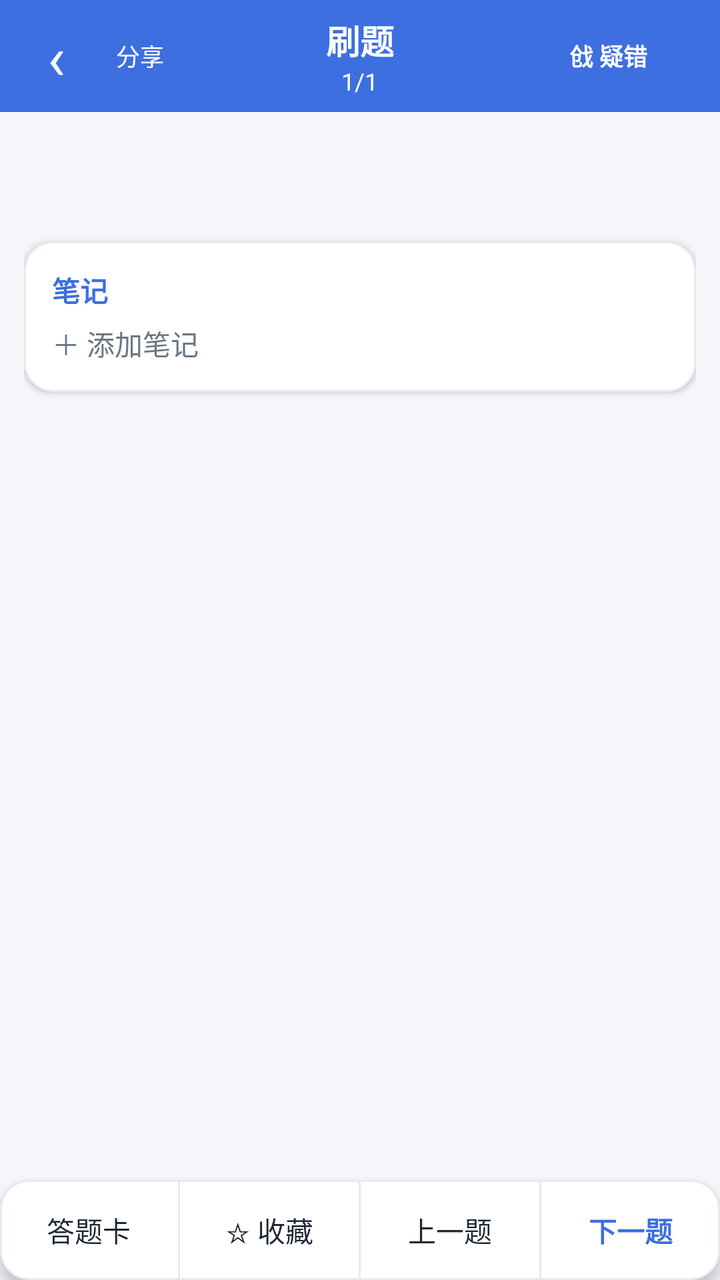
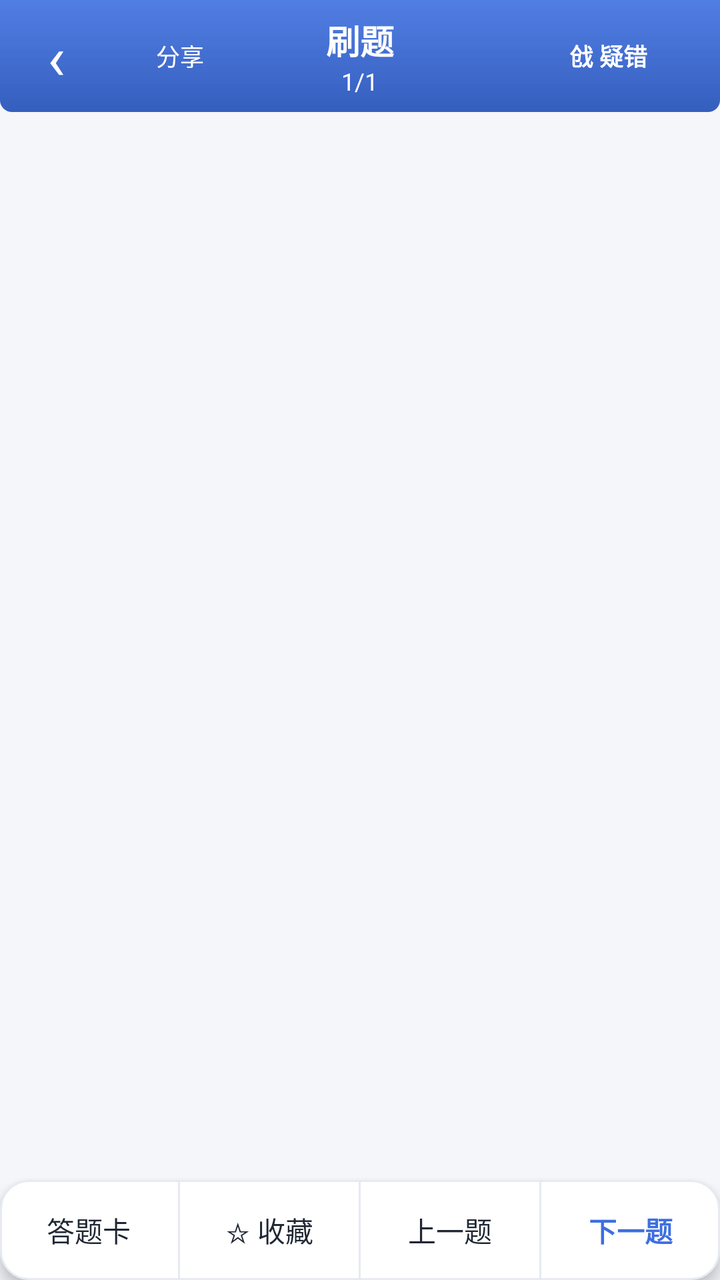

Two renders of the same Android screen: before a commit and after it. Below are the layout's source before the change and the commit's diff.
<!-- AndroidManifest.xml: application theme AppTheme.Light -->
<!-- res/layout/activity_practice.xml -->
<?xml version="1.0" encoding="utf-8"?>
<LinearLayout xmlns:android="http://schemas.android.com/apk/res/android"
    android:layout_width="match_parent"
    android:layout_height="match_parent"
    android:background="?attr/qzBg"
    android:orientation="vertical">

    <FrameLayout
        android:layout_width="match_parent"
        android:layout_height="wrap_content"
        android:background="?attr/qzPrimary">

        <TextView
            android:id="@+id/btnBack"
            android:layout_width="56dp"
            android:layout_height="56dp"
            android:gravity="center"
            android:text="‹"
            android:textColor="?attr/qzOnPrimary"
            android:textSize="30sp" />

        <TextView
            android:id="@+id/btnShare"
            android:layout_width="wrap_content"
            android:layout_height="match_parent"
            android:layout_gravity="start|center_vertical"
            android:layout_marginStart="52dp"
            android:gravity="center"
            android:paddingStart="6dp"
            android:paddingEnd="8dp"
            android:text="@string/ui_23"
            android:textColor="?attr/qzOnPrimary"
            android:textSize="12sp" />

        <LinearLayout
            android:layout_width="wrap_content"
            android:layout_height="56dp"
            android:layout_gravity="center"
            android:gravity="center"
            android:orientation="vertical">

            <TextView
                android:id="@+id/title"
                android:layout_width="wrap_content"
                android:layout_height="wrap_content"
                android:gravity="center"
                android:maxLines="1"
                android:ellipsize="end"
                android:text="@string/ui_29"
                android:textColor="?attr/qzOnPrimary"
                android:textSize="17sp"
                android:textStyle="bold" />

            <TextView
                android:id="@+id/counter"
                android:layout_width="wrap_content"
                android:layout_height="wrap_content"
                android:gravity="center"
                android:text="1/1"
                android:textColor="?attr/qzOnPrimary"
                android:textSize="12sp" />
        </LinearLayout>

        <LinearLayout
            android:layout_width="wrap_content"
            android:layout_height="56dp"
            android:layout_gravity="end"
            android:gravity="center_vertical"
            android:orientation="horizontal"
            android:paddingEnd="8dp">

            <TextView
                android:id="@+id/btnFlag"
                android:layout_width="wrap_content"
                android:layout_height="28dp"
                android:ellipsize="end"
                android:gravity="center"
                android:maxWidth="150dp"
                android:minWidth="96dp"
                android:paddingStart="14dp"
                android:paddingEnd="14dp"
                android:singleLine="true"
                android:text="@string/ui_58"
                android:textColor="?attr/qzOnPrimary"
                android:textSize="12sp"
                android:textStyle="bold" />
        </LinearLayout>
    </FrameLayout>

    <ScrollView
        android:id="@+id/scroll"
        android:layout_width="match_parent"
        android:layout_height="0dp"
        android:layout_weight="1"
        android:fillViewport="true">

        <LinearLayout
            android:layout_width="match_parent"
            android:layout_height="wrap_content"
            android:clipChildren="false"
            android:orientation="vertical"
            android:padding="12dp">

            <LinearLayout
                android:id="@+id/headChips"
                android:layout_width="wrap_content"
                android:layout_height="wrap_content"
                android:layout_marginBottom="10dp"
                android:orientation="horizontal" />

            <TextView
                android:id="@+id/content"
                android:layout_width="match_parent"
                android:layout_height="wrap_content"
                android:lineSpacingExtra="4dp"
                android:text=""
                android:textColor="?attr/qzText"
                android:textIsSelectable="true"
                android:textSize="17sp" />

            <LinearLayout
                android:id="@+id/imgBox"
                android:layout_width="match_parent"
                android:layout_height="wrap_content"
                android:layout_marginTop="10dp"
                android:orientation="vertical"
                android:visibility="gone" />

            <LinearLayout
                android:id="@+id/options"
                android:layout_width="match_parent"
                android:layout_height="wrap_content"
                android:layout_marginTop="10dp"
                android:clipChildren="false"
                android:orientation="vertical" />

            <LinearLayout
                android:id="@+id/fillBox"
                android:layout_width="match_parent"
                android:layout_height="wrap_content"
                android:layout_marginTop="10dp"
                android:background="@drawable/bg_card"
                android:elevation="2dp"
                android:orientation="vertical"
                android:padding="12dp"
                android:visibility="gone">

                <EditText
                    android:id="@+id/fillEt"
                    android:layout_width="match_parent"
                    android:layout_height="wrap_content"
                    android:background="@drawable/bg_input"
                    android:hint="@string/ui_122"
                    android:inputType="text"
                    android:padding="10dp"
                    android:textColor="?attr/qzText"
                    android:textColorHint="?attr/qzTextSub"
                    android:textSize="15sp" />

                <TextView
                    android:id="@+id/btnFillSubmit"
                    android:layout_width="wrap_content"
                    android:layout_height="40dp"
                    android:layout_gravity="end"
                    android:layout_marginTop="8dp"
                    android:background="@drawable/bg_btn_primary"
                    android:gravity="center"
                    android:paddingStart="20dp"
                    android:paddingEnd="20dp"
                    android:text="@string/ui_60"
                    android:textColor="?attr/qzOnPrimary"
                    android:textSize="14sp" />
            </LinearLayout>

            <LinearLayout
                android:id="@+id/shortBox"
                android:layout_width="match_parent"
                android:layout_height="wrap_content"
                android:layout_marginTop="10dp"
                android:background="@drawable/bg_card"
                android:elevation="2dp"
                android:orientation="vertical"
                android:padding="12dp"
                android:visibility="gone">

                <EditText
                    android:id="@+id/shortEt"
                    android:layout_width="match_parent"
                    android:layout_height="wrap_content"
                    android:background="@drawable/bg_input"
                    android:gravity="top"
                    android:hint="@string/ui_121"
                    android:inputType="textMultiLine"
                    android:minLines="3"
                    android:padding="10dp"
                    android:textColor="?attr/qzText"
                    android:textColorHint="?attr/qzTextSub"
                    android:textSize="15sp" />

                <TextView
                    android:id="@+id/btnShortSubmit"
                    android:layout_width="wrap_content"
                    android:layout_height="40dp"
                    android:layout_gravity="end"
                    android:layout_marginTop="8dp"
                    android:background="@drawable/bg_btn_primary"
                    android:gravity="center"
                    android:paddingStart="20dp"
                    android:paddingEnd="20dp"
                    android:text="@string/ui_70"
                    android:textColor="?attr/qzOnPrimary"
                    android:textSize="14sp" />
            </LinearLayout>

            <TextView
                android:id="@+id/btnMultiConfirm"
                android:layout_width="wrap_content"
                android:layout_height="42dp"
                android:layout_gravity="end"
                android:layout_marginTop="10dp"
                android:background="@drawable/bg_btn_primary"
                android:gravity="center"
                android:paddingStart="24dp"
                android:paddingEnd="24dp"
                android:text="@string/ui_92"
                android:textColor="?attr/qzOnPrimary"
                android:textSize="14sp"
                android:visibility="gone" />

            <LinearLayout
                android:id="@+id/resultCard"
                android:layout_width="match_parent"
                android:layout_height="wrap_content"
                android:layout_marginTop="12dp"
                android:orientation="vertical"
                android:padding="14dp"
                android:visibility="gone">

                <TextView android:layout_width="wrap_content" android:layout_height="wrap_content"
                    android:id="@+id/verdict"
                    android:text="@string/ui_37"
                    android:textSize="16sp"
                    android:textStyle="bold" />

                <TextView
                    android:id="@+id/btnReveal"
                    android:layout_width="wrap_content"
                    android:layout_height="32dp"
                    android:layout_gravity="end"
                    android:layout_marginTop="2dp"
                    android:background="@drawable/bg_btn_primary"
                    android:gravity="center"
                    android:paddingStart="16dp"
                    android:paddingEnd="16dp"
                    android:text="@string/ui_66"
                    android:textColor="?attr/qzOnPrimary"
                    android:textSize="13sp"
                    android:textStyle="bold"
                    android:visibility="gone" />

                <TextView android:layout_width="wrap_content" android:layout_height="wrap_content"
                    android:id="@+id/answerTv"
                    android:layout_marginTop="8dp"
                    android:text=""
                    android:textColor="?attr/qzText"
                    android:textSize="14sp" />
            </LinearLayout>

            <LinearLayout
                android:id="@+id/analysisCard"
                android:layout_width="match_parent"
                android:layout_height="wrap_content"
                android:layout_marginTop="10dp"
                android:background="@drawable/bg_card"
                android:elevation="2dp"
                android:orientation="vertical"
                android:padding="14dp"
                android:visibility="gone">

                <TextView android:layout_width="wrap_content" android:layout_height="wrap_content"
                    android:text="@string/ui_115"
                    android:textColor="?attr/qzPrimary"
                    android:textSize="14sp"
                    android:textStyle="bold" />

                <TextView android:layout_width="wrap_content" android:layout_height="wrap_content"
                    android:id="@+id/analysisTv"
                    android:layout_marginTop="6dp"
                    android:text=""
                    android:textColor="?attr/qzTextSub"
                    android:textSize="14sp" />
            </LinearLayout>

            <LinearLayout
                android:id="@+id/noteCard"
                android:layout_width="match_parent"
                android:layout_height="wrap_content"
                android:layout_marginTop="10dp"
                android:background="@drawable/bg_card"
                android:elevation="2dp"
                android:orientation="vertical"
                android:padding="14dp">

                <TextView android:layout_width="wrap_content" android:layout_height="wrap_content"
                    android:text="笔记"
                    android:textColor="?attr/qzPrimary"
                    android:textSize="14sp"
                    android:textStyle="bold" />

                <TextView
                    android:id="@+id/noteTv"
                    android:layout_width="match_parent"
                    android:layout_height="wrap_content"
                    android:layout_marginTop="6dp"
                    android:text="＋ 添加笔记"
                    android:textColor="?attr/qzTextSub"
                    android:textSize="14sp" />
            </LinearLayout>
        </LinearLayout>
    </ScrollView>

    <TextView
        android:id="@+id/btnRemoveWrong"
        android:layout_width="match_parent"
        android:layout_height="42dp"
        android:background="?attr/qzSurface"
        android:gravity="center"
        android:text="@string/ui_94"
        android:textColor="?attr/qzOrange"
        android:textSize="14sp"
        android:visibility="gone" />

    <LinearLayout
        android:layout_width="match_parent"
        android:layout_height="50dp"
        android:background="@drawable/bg_card"
        android:elevation="4dp"
        android:orientation="horizontal">

        <TextView
            android:id="@+id/btnSheet"
            android:layout_width="0dp"
            android:layout_height="match_parent"
            android:layout_weight="1"
            android:gravity="center"
            android:text="@string/ui_102"
            android:textColor="?attr/qzText"
            android:textSize="14sp" />

        <View
            android:layout_width="1dp"
            android:layout_height="match_parent"
            android:background="?attr/qzDivider" />

        <TextView
            android:id="@+id/btnFav"
            android:layout_width="0dp"
            android:layout_height="match_parent"
            android:layout_weight="1"
            android:gravity="center"
            android:text="@string/ui_5"
            android:textColor="?attr/qzText"
            android:textSize="14sp" />

        <View
            android:layout_width="1dp"
            android:layout_height="match_parent"
            android:background="?attr/qzDivider" />

        <TextView
            android:id="@+id/btnPrev"
            android:layout_width="0dp"
            android:layout_height="match_parent"
            android:layout_weight="1"
            android:gravity="center"
            android:text="@string/ui_6"
            android:textColor="?attr/qzText"
            android:textSize="14sp" />

        <View
            android:layout_width="1dp"
            android:layout_height="match_parent"
            android:background="?attr/qzDivider" />

        <TextView
            android:id="@+id/btnNext"
            android:layout_width="0dp"
            android:layout_height="match_parent"
            android:layout_weight="1"
            android:gravity="center"
            android:text="@string/ui_7"
            android:textColor="?attr/qzPrimary"
            android:textSize="14sp"
            android:textStyle="bold" />
    </LinearLayout>
</LinearLayout>
<!-- resources referenced by this layout -->
<resources>
  <string name="ui_115">解析</string>
  <string name="ui_23">分享</string>
  <string name="ui_29">刷题</string>
  <string name="ui_5">☆ 收藏</string>
  <string name="ui_6">上一题</string>
  <string name="ui_7">下一题</string>
  <string name="ui_92">确认答案</string>
  <style name="AppTheme.Light" parent="android:Theme.Material.Light.NoActionBar">
          <item name="android:colorPrimary">@color/primaryLight</item>
          <item name="android:colorPrimaryDark">@color/primaryDarkLight</item>
          <item name="android:colorAccent">@color/primaryLight</item>
          <item name="android:windowBackground">@color/bgLight</item>
          <item name="android:colorBackground">@color/bgLight</item>
          <item name="android:statusBarColor">@color/primaryDarkLight</item>
          <item name="android:navigationBarColor">@color/bgLight</item>
          <item name="android:textColorPrimary">@color/textLight</item>
          <item name="android:textColorSecondary">@color/textSubLight</item>
  
          <item name="qzPrimary">@color/primaryLight</item>
          <item name="qzBg">@color/bgLight</item>
          <item name="qzSurface">@color/surfaceLight</item>
          <item name="qzChipBg">@color/chipBgLight</item>
          <item name="qzText">@color/textLight</item>
          <item name="qzTextSub">@color/textSubLight</item>
          <item name="qzDivider">@color/dividerLight</item>
          <item name="qzGreen">@color/greenLight</item>
          <item name="qzGreenBg">@color/greenBgLight</item>
          <item name="qzRed">@color/redLight</item>
          <item name="qzRedBg">@color/redBgLight</item>
          <item name="qzOrange">@color/orangeLight</item>
          <item name="qzOrangeBg">@color/orangeBgLight</item>
          <item name="qzPrimaryBg">@color/primaryBgLight</item>
          <item name="qzStroke">@color/strokeLight</item>
          <item name="qzOnPrimary">@color/white</item>
      </style>
  <!-- unchanged entries left out for length: 29 -->
</resources>

<!-- the commit's change to res/layout/activity_practice.xml (unified diff, before → after) -->
@@ -8,7 +8,7 @@
     <FrameLayout
         android:layout_width="match_parent"
         android:layout_height="wrap_content"
-        android:background="?attr/qzPrimary">
+        android:background="@drawable/bg_topbar">
 
         <TextView
             android:id="@+id/btnBack"
@@ -24,7 +24,7 @@
             android:layout_width="wrap_content"
             android:layout_height="match_parent"
             android:layout_gravity="start|center_vertical"
-            android:layout_marginStart="52dp"
+            android:layout_marginStart="72dp"
             android:gravity="center"
             android:paddingStart="6dp"
             android:paddingEnd="8dp"
@@ -299,7 +299,8 @@
                 android:background="@drawable/bg_card"
                 android:elevation="2dp"
                 android:orientation="vertical"
-                android:padding="14dp">
+                android:padding="14dp"
+                android:visibility="gone">
 
                 <TextView android:layout_width="wrap_content" android:layout_height="wrap_content"
                     android:text="笔记"
<!-- resource entries referenced after the edit -->
@@ -1,5 +1,29 @@
 <!-- resources referenced by this layout -->
 <resources>
+  <!-- drawable bg_topbar (drawable) -->
+  <?xml version="1.0" encoding="utf-8"?>
+  <layer-list xmlns:android="http://schemas.android.com/apk/res/android">
+      <item>
+          <shape android:shape="rectangle">
+              <solid android:color="?attr/qzPrimary" />
+              <corners android:bottomLeftRadius="6dp" android:bottomRightRadius="6dp" />
+          </shape>
+      </item>
+      <item>
+          <shape android:shape="rectangle">
+              <gradient android:angle="270"
+                  android:startColor="#00000000" android:endColor="#26000000" />
+              <corners android:bottomLeftRadius="6dp" android:bottomRightRadius="6dp" />
+          </shape>
+      </item>
+      <item>
+          <shape android:shape="rectangle">
+              <gradient android:angle="270"
+                  android:startColor="#1AFFFFFF" android:endColor="#00FFFFFF" />
+              <corners android:bottomLeftRadius="6dp" android:bottomRightRadius="6dp" />
+          </shape>
+      </item>
+  </layer-list>
   <string name="ui_115">解析</string>
   <string name="ui_23">分享</string>
   <string name="ui_29">刷题</string>
@@ -8,6 +32,8 @@
   <string name="ui_7">下一题</string>
   <string name="ui_92">确认答案</string>
   <style name="AppTheme.Light" parent="android:Theme.Material.Light.NoActionBar">
+          <item name="android:popupMenuStyle">@style/QzPopup.Light</item>
+          <item name="android:alertDialogTheme">@style/QzDialog.Light</item>
           <item name="android:colorPrimary">@color/primaryLight</item>
           <item name="android:colorPrimaryDark">@color/primaryDarkLight</item>
           <item name="android:colorAccent">@color/primaryLight</item>
@@ -35,6 +61,21 @@
           <item name="qzStroke">@color/strokeLight</item>
           <item name="qzOnPrimary">@color/white</item>
       </style>
+  <style name="QzPopup.Light" parent="android:Widget.Material.Light.PopupMenu">
+          <item name="android:popupBackground">@color/surfaceLight</item>
+          <item name="android:textColorPrimary">@color/primaryLight</item>
+          <item name="android:textColorSecondary">@color/textSubLight</item>
+      </style>
+  <style name="QzDialog.Light" parent="android:Theme.Material.Dialog.Alert">
+          <item name="android:windowBackground">@color/surfaceLight</item>
+          <item name="android:colorAccent">@color/primaryLight</item>
+          <item name="android:colorPrimary">@color/primaryLight</item>
+          <item name="android:textColorPrimary">@color/textLight</item>
+          <item name="android:textColorSecondary">@color/textSubLight</item>
+          <item name="android:colorBackgroundFloating">@color/surfaceLight</item>
+          <item name="android:textColorAlertDialogListItem">@color/dialogItemBlueLight</item>
+      </style>
+  <color name="dialogItemBlueLight">#2B54A8</color>
   <!-- unchanged entries left out for length: 29 -->
 </resources>
 
